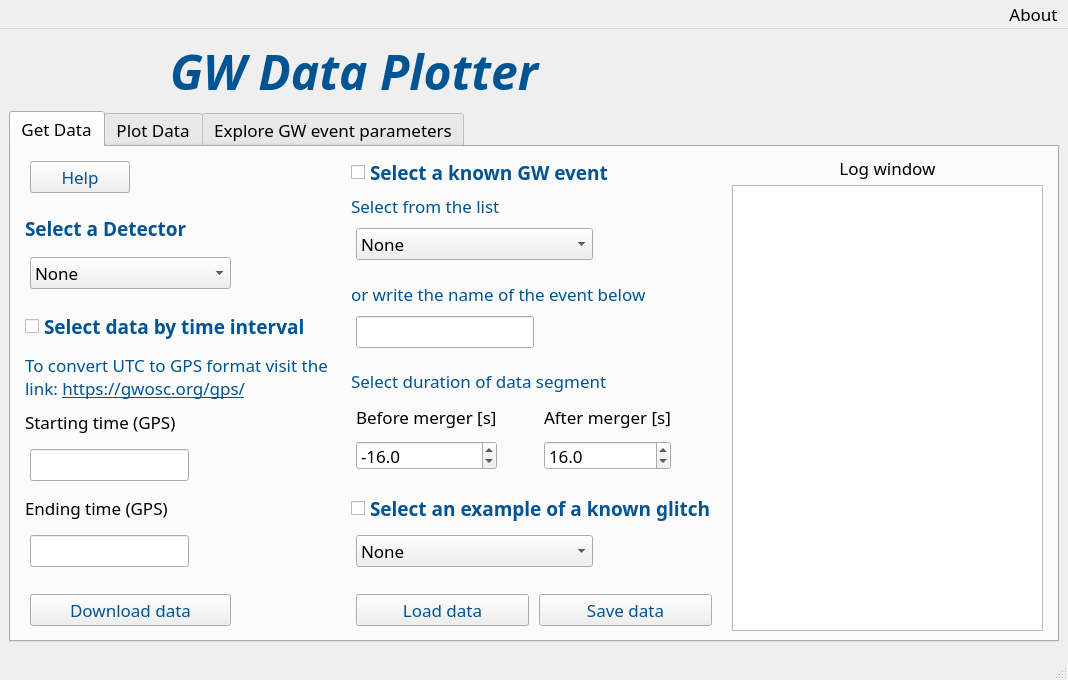
This is layout.ui in piosif/GW_Data_Plotter_test_doc_sphinx as Qt 5 draws it before an edit. The edited form follows.
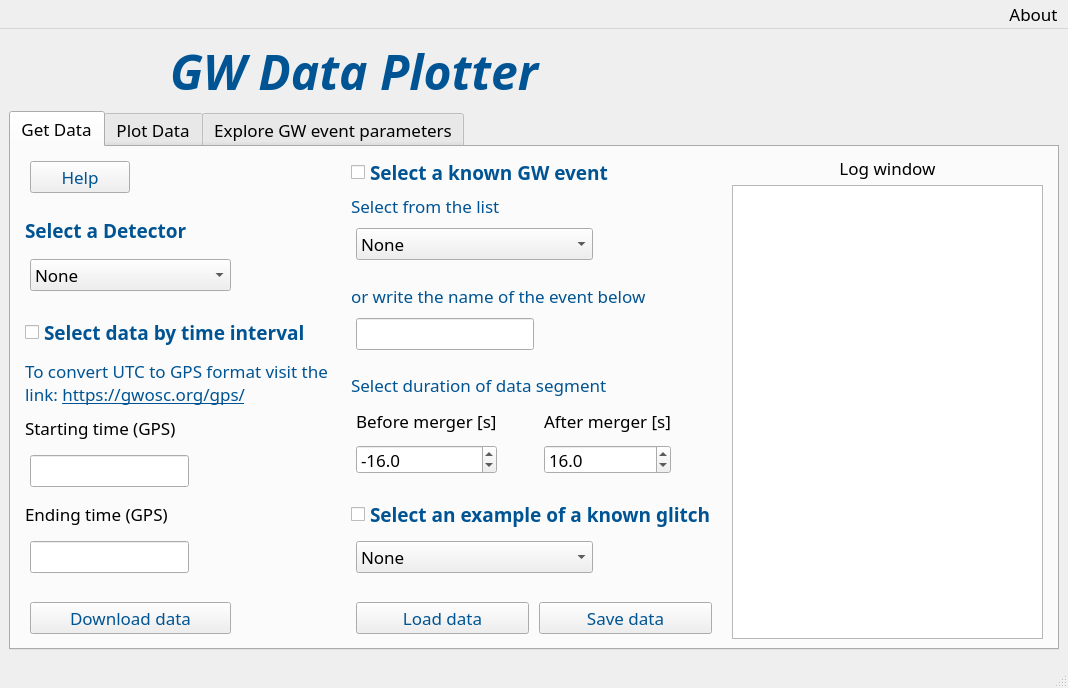
This is the edited form. Icons and pictures are not drawn.

Commit message: amend window size

The edit to the form file:
```diff
--- a/layout.ui
+++ b/layout.ui
@@ -7,7 +7,7 @@
     <x>0</x>
     <y>0</y>
     <width>1068</width>
-    <height>680</height>
+    <height>688</height>
    </rect>
   </property>
   <property name="font">
```
The commit also changes 1 other file.
